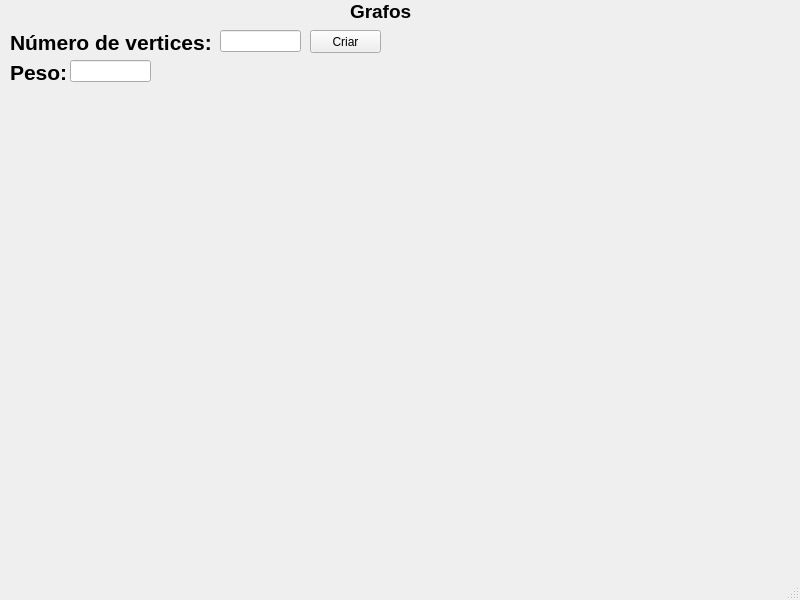
cpedrohenrique1/Atividade14-EDII, file mainwindow.ui: the form before one commit.
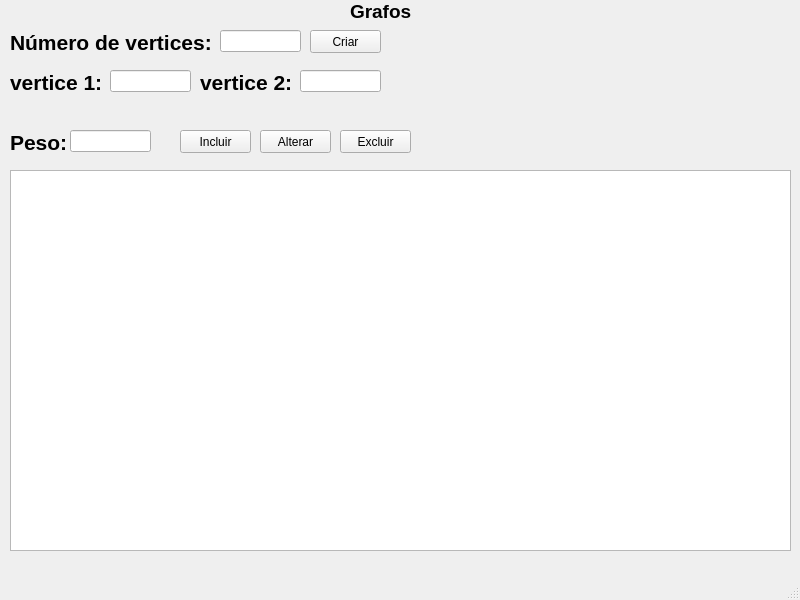
The form after the commit.

Commit message: Add button click event handlers for including, altering, and excluding items

What changed in the file:
```diff
--- a/mainwindow.ui
+++ b/mainwindow.ui
@@ -67,7 +67,7 @@
     <property name="geometry">
      <rect>
       <x>10</x>
-      <y>60</y>
+      <y>130</y>
       <width>61</width>
       <height>21</height>
      </rect>
@@ -80,12 +80,107 @@
     <property name="geometry">
      <rect>
       <x>70</x>
-      <y>60</y>
+      <y>130</y>
       <width>81</width>
       <height>22</height>
      </rect>
     </property>
    </widget>
+   <widget class="QLineEdit" name="lineEdit_vertice1">
+    <property name="geometry">
+     <rect>
+      <x>110</x>
+      <y>70</y>
+      <width>81</width>
+      <height>22</height>
+     </rect>
+    </property>
+   </widget>
+   <widget class="QLabel" name="label_4">
+    <property name="geometry">
+     <rect>
+      <x>10</x>
+      <y>70</y>
+      <width>101</width>
+      <height>21</height>
+     </rect>
+    </property>
+    <property name="text">
+     <string>&lt;html&gt;&lt;head/&gt;&lt;body&gt;&lt;p&gt;&lt;span style=&quot; font-size:16pt; font-weight:704;&quot;&gt;vertice 1:&lt;/span&gt;&lt;/p&gt;&lt;/body&gt;&lt;/html&gt;</string>
+    </property>
+   </widget>
+   <widget class="QLineEdit" name="lineEdit_vertice2">
+    <property name="geometry">
+     <rect>
+      <x>300</x>
+      <y>70</y>
+      <width>81</width>
+      <height>22</height>
+     </rect>
+    </property>
+   </widget>
+   <widget class="QLabel" name="label_5">
+    <property name="geometry">
+     <rect>
+      <x>200</x>
+      <y>70</y>
+      <width>101</width>
+      <height>21</height>
+     </rect>
+    </property>
+    <property name="text">
+     <string>&lt;html&gt;&lt;head/&gt;&lt;body&gt;&lt;p&gt;&lt;span style=&quot; font-size:16pt; font-weight:704;&quot;&gt;vertice 2:&lt;/span&gt;&lt;/p&gt;&lt;/body&gt;&lt;/html&gt;</string>
+    </property>
+   </widget>
+   <widget class="QPushButton" name="pushButton_incluir">
+    <property name="geometry">
+     <rect>
+      <x>180</x>
+      <y>130</y>
+      <width>71</width>
+      <height>23</height>
+     </rect>
+    </property>
+    <property name="text">
+     <string>Incluir</string>
+    </property>
+   </widget>
+   <widget class="QPushButton" name="pushButton_alterar">
+    <property name="geometry">
+     <rect>
+      <x>260</x>
+      <y>130</y>
+      <width>71</width>
+      <height>23</height>
+     </rect>
+    </property>
+    <property name="text">
+     <string>Alterar</string>
+    </property>
+   </widget>
+   <widget class="QPushButton" name="pushButton_excluir">
+    <property name="geometry">
+     <rect>
+      <x>340</x>
+      <y>130</y>
+      <width>71</width>
+      <height>23</height>
+     </rect>
+    </property>
+    <property name="text">
+     <string>Excluir</string>
+    </property>
+   </widget>
+   <widget class="QTableWidget" name="tableWidget">
+    <property name="geometry">
+     <rect>
+      <x>10</x>
+      <y>170</y>
+      <width>781</width>
+      <height>381</height>
+     </rect>
+    </property>
+   </widget>
   </widget>
   <widget class="QMenuBar" name="menubar">
    <property name="geometry">
```
Left out of the diff: 2 changed lines with no effect on the pictures. The commit also changes 3 other files.
